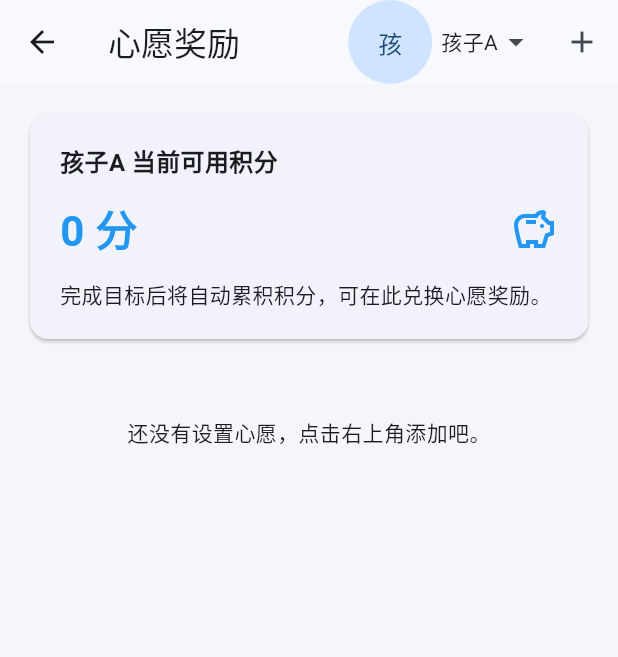
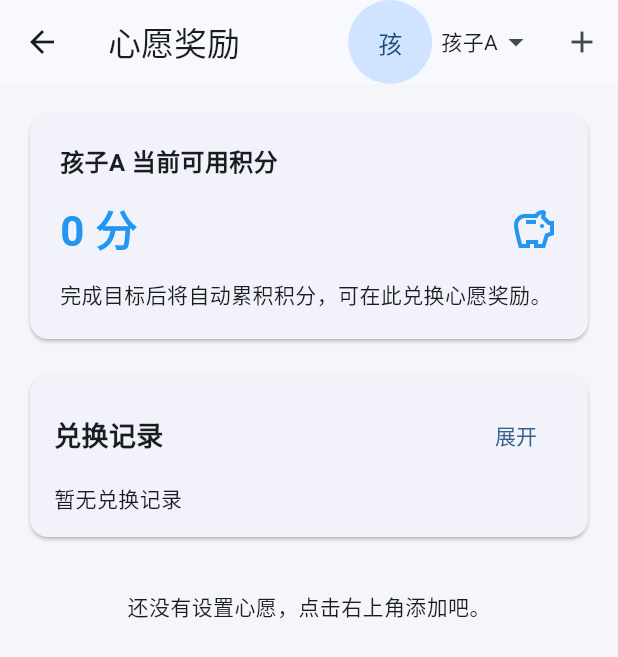
Before and after one commit to lzzhangsan/xingmubiao, a Flutter app: the WishlistScreen screen opened by its route, on a phone screen of 412 x 824 dp. Shown: the top 657 px of the screen. Run offline on Flutter 3.47's test engine with Material 3 defaults, Android fonts, the light colour scheme and no system bars; our stand-ins replace firebase_core, fl_chart, flutter_local_notifications, image_picker, shared_preferences, timezone; accounts and stored records are empty.

Commit message:
添加兑换记录功能2025.10.9-21：34

```diff
--- a/lib/src/screens/wishlist_screen.dart
+++ b/lib/src/screens/wishlist_screen.dart
@@ -1,5 +1,6 @@
 import 'package:flutter/material.dart';
 import 'package:provider/provider.dart';
+import 'package:intl/intl.dart';
 import 'package:xingmubiao/src/models/point.dart';
 import 'package:xingmubiao/src/models/reward.dart';
 import 'package:xingmubiao/src/providers/app_provider.dart';
@@ -19,8 +20,10 @@ class WishlistScreen extends StatefulWidget {
 class _WishlistScreenState extends State<WishlistScreen> {
   List<Reward> _rewards = [];
   int _userPoints = 0;
+  List<Point> _history = [];
   bool _isLoading = true;
   bool _isFetching = false;
+  bool _historyExpanded = false;
 
   AppProvider? _provider;
   String? _currentChildId;
@@ -74,12 +77,16 @@ class _WishlistScreenState extends State<WishlistScreen> {
     }
 
     try {
-  final rewards = await RewardService.getRewards();
-  final points = await PointService.getAvailablePoints(child.id);
+      final rewards = await RewardService.getRewards();
+      final points = await PointService.getAvailablePoints(child.id);
+      final allPoints = await PointService.getPointsByUser(child.id);
+      final spent = allPoints.where((p) => p.type == 'spent').toList()
+        ..sort((a, b) => b.createdAt.compareTo(a.createdAt));
       if (!mounted) return;
-      setState(() {
+        setState(() {
         _rewards = rewards;
         _userPoints = points;
+        _history = spent;
         _isLoading = false;
       });
     } catch (e) {
@@ -266,7 +273,64 @@ class _WishlistScreenState extends State<WishlistScreen> {
                               ),
                             ),
                           ),
-                          const SizedBox(height: 16),
+                            const SizedBox(height: 16),
+                            // Collapsible redemption history placed under points card
+                            Card(
+                              child: Padding(
+                                padding: const EdgeInsets.all(16),
+                                child: Column(
+                                  crossAxisAlignment: CrossAxisAlignment.start,
+                                  children: [
+                                    Row(
+                                      mainAxisAlignment: MainAxisAlignment.spaceBetween,
+                                      children: [
+                                        const Text('兑换记录', style: TextStyle(fontSize: 18, fontWeight: FontWeight.bold)),
+                                        TextButton(
+                                          onPressed: () {
+                                            setState(() => _historyExpanded = !_historyExpanded);
+                                          },
+                                          child: Text(_historyExpanded ? '收起' : '展开'),
+                                        ),
+                                      ],
+                                    ),
+                                    const SizedBox(height: 8),
+                                    if (_history.isEmpty)
+                                      const Text('暂无兑换记录')
+                                    else
+                                      ..._history.take(_historyExpanded ? 200 : 3).map((point) {
+                                        final dt = DateFormat('yyyy-MM-dd HH:mm').format(point.createdAt);
+                                        // try to extract reward title from reason if present
+                                        final title = point.reason.replaceFirst('兑换奖励：', '').trim();
+                                        return Padding(
+                                          padding: const EdgeInsets.symmetric(vertical: 8),
+                                          child: Row(
+                                            mainAxisAlignment: MainAxisAlignment.spaceBetween,
+                                            children: [
+                                              Expanded(
+                                                child: Column(
+                                                  crossAxisAlignment: CrossAxisAlignment.start,
+                                                  children: [
+                                                    Text(title, style: const TextStyle(fontWeight: FontWeight.bold)),
+                                                    const SizedBox(height: 4),
+                                                    Text(dt, style: const TextStyle(color: Colors.grey, fontSize: 12)),
+                                                  ],
+                                                ),
+                                              ),
+                                              const SizedBox(width: 12),
+                                              Text('-${point.amount} 分', style: const TextStyle(color: Colors.redAccent, fontWeight: FontWeight.bold)),
+                                            ],
+                                          ),
+                                        );
+                                      }).toList(),
+                                    if (!_historyExpanded && _history.length > 3)
+                                      Padding(
+                                        padding: const EdgeInsets.only(top: 8.0),
+                                        child: Text('${_history.length} 条历史记录（仅展示最近3条，点击展开查看最多200条）', style: const TextStyle(color: Colors.grey, fontSize: 12)),
+                                      ),
+                                  ],
+                                ),
+                              ),
+                            ),
                           if (_rewards.isEmpty)
                             const Padding(
                               padding: EdgeInsets.all(32),
```
